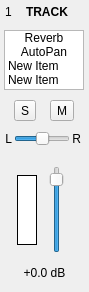
This is src/gui/mixerchannelwidget.ui in tom-23/Horizon as Qt 5 draws it before an edit. The edited form follows.
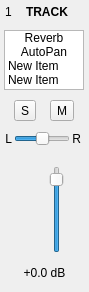
This is the edited form. Custom widgets are drawn as their Qt base class.

Commit message: Updated LabSound + Reimplemented meters and added comments + bug fixes

The edit to the form file:
```diff
--- a/src/gui/mixerchannelwidget.ui
+++ b/src/gui/mixerchannelwidget.ui
@@ -406,130 +406,40 @@
          <number>5</number>
         </property>
         <item>
-         <widget class="QWidget" name="widget_3" native="true">
+         <spacer name="horizontalSpacer">
+          <property name="orientation">
+           <enum>Qt::Horizontal</enum>
+          </property>
+          <property name="sizeHint" stdset="0">
+           <size>
+            <width>40</width>
+            <height>20</height>
+           </size>
+          </property>
+         </spacer>
+        </item>
+        <item>
+         <widget class="HorizonMeter" name="channelMeter" native="true">
           <property name="sizePolicy">
            <sizepolicy hsizetype="Expanding" vsizetype="Preferred">
             <horstretch>0</horstretch>
             <verstretch>0</verstretch>
            </sizepolicy>
           </property>
+          <property name="minimumSize">
+           <size>
+            <width>20</width>
+            <height>0</height>
+           </size>
+          </property>
           <property name="maximumSize">
            <size>
-            <width>25</width>
+            <width>100</width>
             <height>16777215</height>
            </size>
           </property>
          </widget>
         </item>
-        <item>
-         <layout class="QVBoxLayout" name="verticalLayout_5">
-          <property name="spacing">
-           <number>1</number>
-          </property>
-          <property name="leftMargin">
-           <number>0</number>
-          </property>
-          <property name="topMargin">
-           <number>0</number>
-          </property>
-          <property name="rightMargin">
-           <number>0</number>
-          </property>
-          <property name="bottomMargin">
-           <number>0</number>
-          </property>
-          <item>
-           <widget class="QWidget" name="widget_2" native="true">
-            <property name="sizePolicy">
-             <sizepolicy hsizetype="Preferred" vsizetype="Expanding">
-              <horstretch>0</horstretch>
-              <verstretch>0</verstretch>
-             </sizepolicy>
-            </property>
-            <property name="minimumSize">
-             <size>
-              <width>0</width>
-              <height>5</height>
-             </size>
-            </property>
-            <property name="maximumSize">
-             <size>
-              <width>16777215</width>
-              <height>10</height>
-             </size>
-            </property>
-           </widget>
-          </item>
-          <item>
-           <widget class="QGraphicsView" name="channelMeter">
-            <property name="sizePolicy">
-             <sizepolicy hsizetype="Preferred" vsizetype="Preferred">
-              <horstretch>0</horstretch>
-              <verstretch>0</verstretch>
-             </sizepolicy>
-            </property>
-            <property name="minimumSize">
-             <size>
-              <width>0</width>
-              <height>0</height>
-             </size>
-            </property>
-            <property name="maximumSize">
-             <size>
-              <width>20</width>
-              <height>16777215</height>
-             </size>
-            </property>
-            <property name="frameShape">
-             <enum>QFrame::Box</enum>
-            </property>
-            <property name="frameShadow">
-             <enum>QFrame::Plain</enum>
-            </property>
-            <property name="lineWidth">
-             <number>1</number>
-            </property>
-            <property name="midLineWidth">
-             <number>1</number>
-            </property>
-            <property name="verticalScrollBarPolicy">
-             <enum>Qt::ScrollBarAlwaysOff</enum>
-            </property>
-            <property name="horizontalScrollBarPolicy">
-             <enum>Qt::ScrollBarAlwaysOff</enum>
-            </property>
-            <property name="sizeAdjustPolicy">
-             <enum>QAbstractScrollArea::AdjustToContents</enum>
-            </property>
-            <property name="alignment">
-             <set>Qt::AlignCenter</set>
-            </property>
-           </widget>
-          </item>
-          <item>
-           <widget class="QWidget" name="widget" native="true">
-            <property name="sizePolicy">
-             <sizepolicy hsizetype="Preferred" vsizetype="Expanding">
-              <horstretch>0</horstretch>
-              <verstretch>0</verstretch>
-             </sizepolicy>
-            </property>
-            <property name="minimumSize">
-             <size>
-              <width>0</width>
-              <height>5</height>
-             </size>
-            </property>
-            <property name="maximumSize">
-             <size>
-              <width>16777215</width>
-              <height>10</height>
-             </size>
-            </property>
-           </widget>
-          </item>
-         </layout>
-        </item>
         <item>
          <widget class="QSlider" name="gainSlider">
           <property name="sizePolicy">
@@ -562,20 +472,17 @@
          </widget>
         </item>
         <item>
-         <widget class="QWidget" name="widget_4" native="true">
-          <property name="sizePolicy">
-           <sizepolicy hsizetype="Expanding" vsizetype="Preferred">
-            <horstretch>0</horstretch>
-            <verstretch>0</verstretch>
-           </sizepolicy>
+         <spacer name="horizontalSpacer_2">
+          <property name="orientation">
+           <enum>Qt::Horizontal</enum>
           </property>
-          <property name="maximumSize">
+          <property name="sizeHint" stdset="0">
            <size>
-            <width>25</width>
-            <height>16777215</height>
+            <width>40</width>
+            <height>20</height>
            </size>
           </property>
-         </widget>
+         </spacer>
         </item>
        </layout>
       </item>
@@ -616,6 +523,14 @@
    </item>
   </layout>
  </widget>
+ <customwidgets>
+  <customwidget>
+   <class>HorizonMeter</class>
+   <extends>QWidget</extends>
+   <header location="global">gui/ui_controls/horizonmeter.h</header>
+   <container>1</container>
+  </customwidget>
+ </customwidgets>
  <resources/>
  <connections/>
 </ui>
```
The commit also changes 42 other files.
